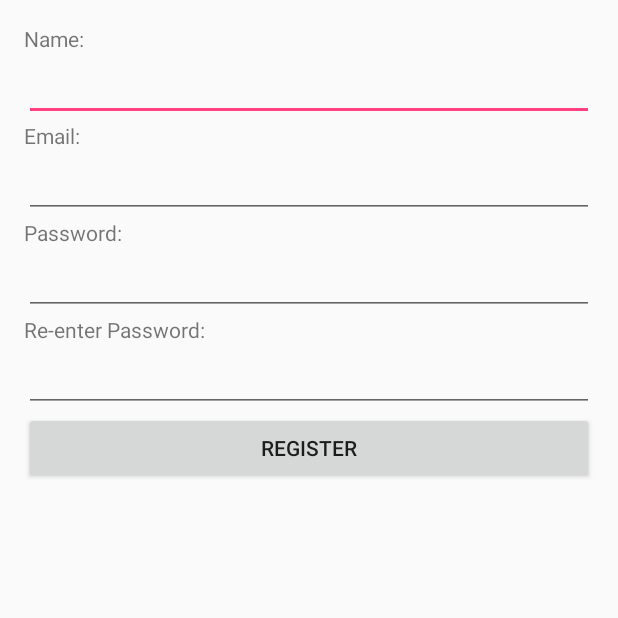
After one commit to manleyroberts/fourdognight, an Android app: the RegistrationActivity screen opened directly, with no data from a screen before it, on a phone screen of 412 x 824 dp, the top half of it. The commit adds this screen. Run offline under Robolectric (Android 15) with nearby library versions, the phone set to English and light mode, and no system bars.

Commit message:
Implemented M5 Android registration

```diff
--- a/android/Casa/app/src/main/java/fourdognight/github/com/casa/MainScreenActivity.java
+++ b/android/Casa/app/src/main/java/fourdognight/github/com/casa/MainScreenActivity.java
@@ -16,8 +16,8 @@ public class MainScreenActivity extends AppCompatActivity {
         final Button button = findViewById(R.id.logOutButton);
         button.setOnClickListener(new View.OnClickListener() {
             public void onClick(View v) {
-                Intent launchIntent = new Intent(getInstance(), SplashActivity.class);
-                startActivity(launchIntent);
+//                Intent launchIntent = new Intent(getInstance(), SplashActivity.class);
+//                startActivity(launchIntent);
                 finish();
             }
         });
--- /dev/null
+++ b/android/Casa/app/src/main/java/fourdognight/github/com/casa/RegistrationActivity.java
@@ -0,0 +1,242 @@
+package fourdognight.github.com.casa;
+
+import android.annotation.TargetApi;
+import android.content.Intent;
+import android.os.AsyncTask;
+import android.os.Build;
+import android.support.constraint.ConstraintLayout;
+import android.support.v7.app.AppCompatActivity;
+import android.os.Bundle;
+import android.text.TextUtils;
+import android.util.Log;
+import android.view.KeyEvent;
+import android.view.View;
+import android.view.inputmethod.EditorInfo;
+import android.widget.Button;
+import android.widget.EditText;
+import android.widget.LinearLayout;
+import android.widget.TextView;
+import android.support.design.widget.Snackbar;
+
+public class RegistrationActivity extends AppCompatActivity {
+
+    private UserRegistrationTask mAuthTask = null;
+
+    private static final int MIN_PASSWORD_LENGTH = 8;
+
+    private EditText mUsernameView;
+    private EditText mPasswordView;
+    private View mUserTextView;
+    private View mPassTextView;
+    private View mRegisView;
+    private View mProgressView;
+    private View mSuccessText;
+    private EditText mPasswordView2;
+    private View mPassTextView2;
+
+    @Override
+    protected void onCreate(Bundle savedInstanceState) {
+        super.onCreate(savedInstanceState);
+        setContentView(R.layout.activity_registration);
+
+        mPasswordView = findViewById(R.id.regPasswordField);
+        mUsernameView = findViewById(R.id.regUsernameField);
+        mRegisView = findViewById(R.id.regisLayout);
+        mPassTextView = findViewById(R.id.regPassText);
+        mUserTextView = findViewById(R.id.regUserText);
+        mSuccessText = findViewById(R.id.successText);
+        mPasswordView2 = findViewById(R.id.regPasswordField2);
+        mPassTextView2 = findViewById(R.id.regPassText2);
+
+
+        mSuccessText.setVisibility(View.GONE);
+        mPasswordView2.setOnEditorActionListener(new TextView.OnEditorActionListener() {
+            @Override
+            public boolean onEditorAction(TextView textView, int id, KeyEvent keyEvent) {
+                if (id == EditorInfo.IME_ACTION_DONE || id == EditorInfo.IME_NULL) {
+                    attemptRegistration();
+                    return true;
+                }
+                return false;
+            }
+        });
+
+        final Button button = findViewById(R.id.regisSubmitButton);
+        button.setOnClickListener(new View.OnClickListener() {
+            public void onClick(View v) {
+                attemptRegistration();
+            }
+        });
+
+        mProgressView = findViewById(R.id.regis_progress);
+    }
+
+    private void attemptRegistration() {
+        if (mAuthTask != null) {
+            return;
+        }
+
+        // Reset errors.
+        mUsernameView.setError(null);
+        mPasswordView.setError(null);
+        mPasswordView2.setError(null);
+
+        //Hide success text
+        mSuccessText.setVisibility(View.GONE);
+
+        // Store values at the time of the login attempt.
+        String email = mUsernameView.getText().toString();
+        String password = mPasswordView.getText().toString();
+        String password2 = mPasswordView2.getText().toString();
+        mPasswordView.getText().clear();
+        mPasswordView2.getText().clear();
+
+        boolean cancel = false;
+        View focusView = null;
+
+        //Check for password match
+        if (!(password.equals(password2))) {
+            mPasswordView.setError(getString(R.string.error_password_mismatch));
+            focusView = mPasswordView;
+            cancel = true;
+        }
+
+        // Check for a valid password, if the user entered one.
+        if (!cancel && password.length() < MIN_PASSWORD_LENGTH) {
+            mPasswordView.setError(getString(R.string.error_invalid_password_short));
+            focusView = mPasswordView;
+            cancel = true;
+        }
+
+        // Check for a valid username
+        if (!cancel && TextUtils.isEmpty(email)) {
+            mUsernameView.setError(getString(R.string.error_field_required));
+            focusView = mUsernameView;
+            cancel = true;
+        }
+
+        //Check for an at sign
+        if (!cancel && email.indexOf('@') < 1 || email.indexOf('@') > email.length() - 2) {
+            mUsernameView.setError(getString(R.string.error_invalid_email));
+            focusView = mUsernameView;
+            cancel = true;
+        }
+
+        if (cancel) {
+            // There was an error; don't attempt login and focus the first
+            // form field with an error.
+            focusView.requestFocus();
+        } else {
+            // Show a progress spinner, and kick off a background task to
+            // perform the user login attempt.
+            showProgress(true);
+            mAuthTask = new UserRegistrationTask(email, password);
+            mAuthTask.execute((Void) null);
+        }
+    }
+
+    /**
+     * Represents an asynchronous login task used to authenticate
+     * the user.
+     */
+    public class UserRegistrationTask extends AsyncTask<Void, Void, Boolean> {
+
+        private final String mUsername;
+        private final String mPassword;
+
+        UserRegistrationTask(String username, String password) {
+            mUsername = username;
+            mPassword = password;
+        }
+
+        @Override
+        protected Boolean doInBackground(Void... params) {
+            // TODO: attempt authentication against a network service.
+
+            try {
+                // Simulate network access.
+                Thread.sleep(2000);
+            } catch (InterruptedException e) {
+                return false;
+            }
+
+            for (String username : UserVerificationModel.user_list.keySet()) {
+                if (username.equals(mUsername)) {
+                    // return false if account exists already
+                    return false;
+                }
+            }
+
+            UserVerificationModel.user_list.put(mUsername, mPassword);
+            return true;
+        }
+
+        @Override
+        protected void onPostExecute(final Boolean success) {
+            mAuthTask = null;
+            showProgress(false);
+            mPasswordView.getText().clear();
+            if (success) {
+                Log.d("I", "Registered");
+                mSuccessText.setVisibility(View.VISIBLE);
+                LinearLayout myLayout = findViewById(R.id.regisLayout);
+                myLayout.requestFocus();
+            } else {
+                mUsernameView.setError(getString(R.string.error_account_exists));
+                mUsernameView.requestFocus();
+            }
+        }
+
+        @Override
+        protected void onCancelled() {
+            mAuthTask = null;
+            showProgress(false);
+        }
+    }
+
+    /**
+     * Shows the progress UI and hides the login form.
+     */
+    @TargetApi(Build.VERSION_CODES.HONEYCOMB_MR2)
+    private void showProgress(final boolean show) {
+        // On Honeycomb MR2 we have the ViewPropertyAnimator APIs, which allow
+        // for very easy animations. If available, use these APIs to fade-in
+        // the progress spinner.
+//        if (Build.VERSION.SDK_INT >= Build.VERSION_CODES.HONEYCOMB_MR2) {
+//            int shortAnimTime = getResources().getInteger(android.R.integer.config_shortAnimTime);
+//
+//            mUsernameView.setVisibility(show ? View.GONE : View.VISIBLE);
+//            mPasswordView.setVisibility(show ? View.GONE : View.VISIBLE);
+//            mLoginFormView.animate().setDuration(shortAnimTime).alpha(
+//                    show ? 0 : 1).setListener(new AnimatorListenerAdapter() {
+//                @Override
+//                public void onAnimationEnd(Animator animation) {
+//                    mLoginFormView.setVisibility(show ? View.GONE : View.VISIBLE);
+//                }
+//            });
+//
+//            mProgressView.setVisibility(show ? View.VISIBLE : View.GONE);
+//            mProgressView.animate().setDuration(shortAnimTime).alpha(
+//                    show ? 1 : 0).setListener(new AnimatorListenerAdapter() {
+//                @Override
+//                public void onAnimationEnd(Animator animation) {
+//                    mProgressView.setVisibility(show ? View.VISIBLE : View.GONE);
+//                }
+//            });
+//        } else {
+        // The ViewPropertyAnimator APIs are not available, so simply show
+        // and hide the relevant UI components.
+        mProgressView.setVisibility(show ? View.VISIBLE : View.GONE);
+        mUsernameView.setVisibility(show ? View.GONE : View.VISIBLE);
+        mPasswordView.setVisibility(show ? View.GONE : View.VISIBLE);
+        mRegisView.setVisibility(show ? View.GONE : View.VISIBLE);
+        mPassTextView.setVisibility(show ? View.GONE : View.VISIBLE);
+        mUserTextView.setVisibility(show ? View.GONE : View.VISIBLE);
+        mPassTextView2.setVisibility(show ? View.GONE : View.VISIBLE);
+        mPasswordView2.setVisibility(show ? View.GONE : View.VISIBLE);
+    }
+
+    private RegistrationActivity getInstance() {
+        return this;
+    }
+}
--- a/android/Casa/app/src/main/java/fourdognight/github/com/casa/UserVerificationModel.java
+++ b/android/Casa/app/src/main/java/fourdognight/github/com/casa/UserVerificationModel.java
@@ -1,11 +1,10 @@
 package fourdognight.github.com.casa;
+import java.util.HashMap;
 
 /**
  * Created by manle on 2/12/2018.
  */
 
 class UserVerificationModel {
-    static final String[] DUMMY_CREDENTIALS = new String[]{
-            "user:pass"
-    };
+    static HashMap<String, String> user_list = new HashMap<>();
 }
--- /dev/null
+++ b/android/Casa/app/src/main/res/layout/activity_registration.xml
@@ -0,0 +1,119 @@
+<?xml version="1.0" encoding="utf-8"?>
+<android.support.constraint.ConstraintLayout xmlns:android="http://schemas.android.com/apk/res/android"
+    xmlns:app="http://schemas.android.com/apk/res-auto"
+    xmlns:tools="http://schemas.android.com/tools"
+    android:id="@+id/regisConstraint"
+    android:layout_width="match_parent"
+    android:layout_height="match_parent"
+    tools:context="fourdognight.github.com.casa.RegistrationActivity">
+
+    <LinearLayout
+        android:layout_width="match_parent"
+        android:layout_height="match_parent"
+        android:gravity="center_horizontal"
+        android:orientation="vertical"
+        android:paddingBottom="@dimen/activity_vertical_margin"
+        android:paddingLeft="@dimen/activity_horizontal_margin"
+        android:paddingRight="@dimen/activity_horizontal_margin"
+        android:paddingTop="@dimen/activity_vertical_margin"
+        tools:context="fourdognight.github.com.casa.LoginActivity">
+
+        <!-- Login progress -->
+
+        <ProgressBar
+            android:id="@+id/regis_progress"
+            style="?android:attr/progressBarStyleLarge"
+            android:layout_width="wrap_content"
+            android:layout_height="wrap_content"
+            android:layout_marginBottom="8dp"
+            android:visibility="gone" />
+
+        <TextView
+            android:id="@+id/regNameText"
+            android:layout_width="match_parent"
+            android:layout_height="wrap_content"
+            android:text="Name:" />
+
+        <EditText
+            android:id="@+id/regNameField"
+            android:layout_width="match_parent"
+            android:layout_height="wrap_content"
+            android:ems="10"
+            android:inputType="textPersonName" />
+
+        <TextView
+            android:id="@+id/regUserText"
+            android:layout_width="match_parent"
+            android:layout_height="wrap_content"
+            android:autoSizeMinTextSize="12dp"
+            android:autoSizePresetSizes="12"
+            android:text="Email:" />
+
+        <EditText
+            android:id="@+id/regUsernameField"
+            android:layout_width="match_parent"
+            android:layout_height="wrap_content"
+            android:autoSizeMinTextSize="12dp"
+            android:autoSizePresetSizes="12"
+            android:ems="10"
+            android:inputType="textEmailAddress" />
+
+        <TextView
+            android:id="@+id/regPassText"
+            android:layout_width="match_parent"
+            android:layout_height="wrap_content"
+            android:autoSizeMinTextSize="12dp"
+            android:autoSizePresetSizes="12"
+            android:text="Password:" />
+
+        <EditText
+            android:id="@+id/regPasswordField"
+            android:layout_width="match_parent"
+            android:layout_height="wrap_content"
+            android:autoSizeMinTextSize="12dp"
+            android:autoSizePresetSizes="12"
+            android:ems="10"
+            android:inputType="textPassword" />
+
+        <TextView
+            android:id="@+id/regPassText2"
+            android:layout_width="match_parent"
+            android:layout_height="wrap_content"
+            android:autoSizeMinTextSize="12dp"
+            android:autoSizePresetSizes="12"
+            android:text="Re-enter Password:" />
+
+        <EditText
+            android:id="@+id/regPasswordField2"
+            android:layout_width="match_parent"
+            android:layout_height="wrap_content"
+            android:autoSizeMinTextSize="12dp"
+            android:autoSizePresetSizes="12"
+            android:ems="10"
+            android:inputType="textPassword" />
+
+        <LinearLayout
+            android:id="@+id/regisLayout"
+            android:focusable="true"
+            android:focusableInTouchMode="true"
+            android:layout_width="match_parent"
+            android:layout_height="wrap_content"
+            android:orientation="vertical"></LinearLayout>
+
+        <Button
+            android:id="@+id/regisSubmitButton"
+            android:layout_width="match_parent"
+            android:layout_height="wrap_content"
+            android:autoSizeMinTextSize="12dp"
+            android:autoSizePresetSizes="12"
+            android:text="Register" />
+
+        <TextView
+            android:id="@+id/successText"
+            android:layout_width="match_parent"
+            android:layout_height="wrap_content"
+            android:text="Successfully registered!" />
+
+    </LinearLayout>
+
+</android.support.constraint.ConstraintLayout>
--- a/android/Casa/app/src/main/res/layout/activity_splash.xml
+++ b/android/Casa/app/src/main/res/layout/activity_splash.xml
@@ -15,7 +15,6 @@
         android:layout_marginTop="384dp"
         android:autoSizeMinTextSize="12dp"
         android:autoSizePresetSizes="12"
-        android:autoText="true"
         android:text="Login"
         app:layout_constraintEnd_toEndOf="parent"
         app:layout_constraintStart_toStartOf="parent"
@@ -31,7 +30,6 @@
         android:layout_marginTop="8dp"
         android:autoSizeMinTextSize="12dp"
         android:autoSizePresetSizes="12"
-        android:autoText="true"
         android:text="Register"
         app:layout_constraintBottom_toBottomOf="parent"
         app:layout_constraintEnd_toEndOf="parent"
--- a/android/Casa/app/src/main/res/values/strings.xml
+++ b/android/Casa/app/src/main/res/values/strings.xml
@@ -1,5 +1,5 @@
 <resources>
-    <string name="app_name">Tent</string>
+    <string name="app_name">Casa</string>
 
     <!-- Strings related to login -->
     <string name="prompt_email">Email</string>
@@ -7,11 +7,15 @@
     <string name="action_sign_in">Sign in or register</string>
     <string name="action_sign_in_short">Sign in</string>
     <string name="error_invalid_email">This email address is invalid</string>
-    <string name="error_invalid_password">This password is too short</string>
+    <string name="error_invalid_password_short">This password is too short</string>
     <string name="error_incorrect_password">Incorrect username-password pair</string>
+    <string name="error_account_exists">That username already exists</string>
     <string name="error_field_required">This field is required</string>
+    <string name="register_success">Successfully registered!</string>
+    <string name="error_password_mismatch">Passwords do not match</string>
     <string name="permission_rationale">"Contacts permissions are needed for providing email
         completions."
     </string>
     <string name="title_activity_title_screen">TitleScreen</string>
+    <string name="title_activity_login2">Sign</string>
 </resources>
```
Also changed, not shown: android/Casa/app/src/main/AndroidManifest.xml (+10 -4 lines), android/Casa/app/src/main/java/fourdognight/github/com/casa/LoginActivity.java (+5 -8 lines), android/Casa/app/src/main/java/fourdognight/github/com/casa/SplashActivity.java (+9 -2 lines), android/Casa/app/src/main/res/layout/activity_login.xml (+2 -7 lines).
